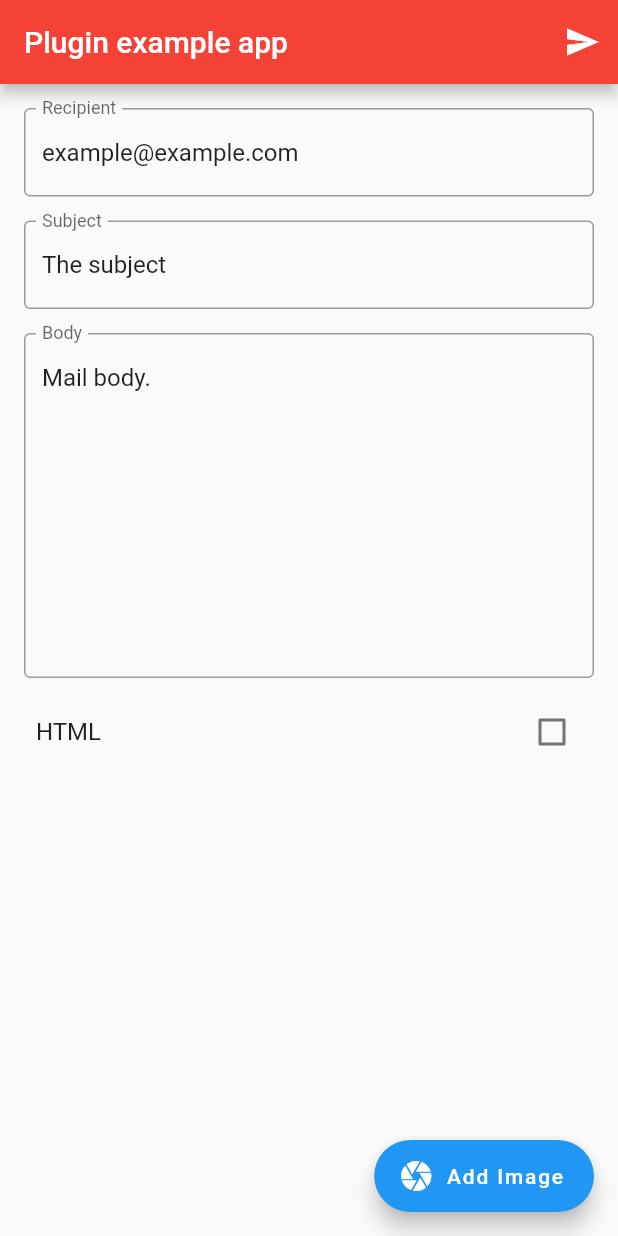
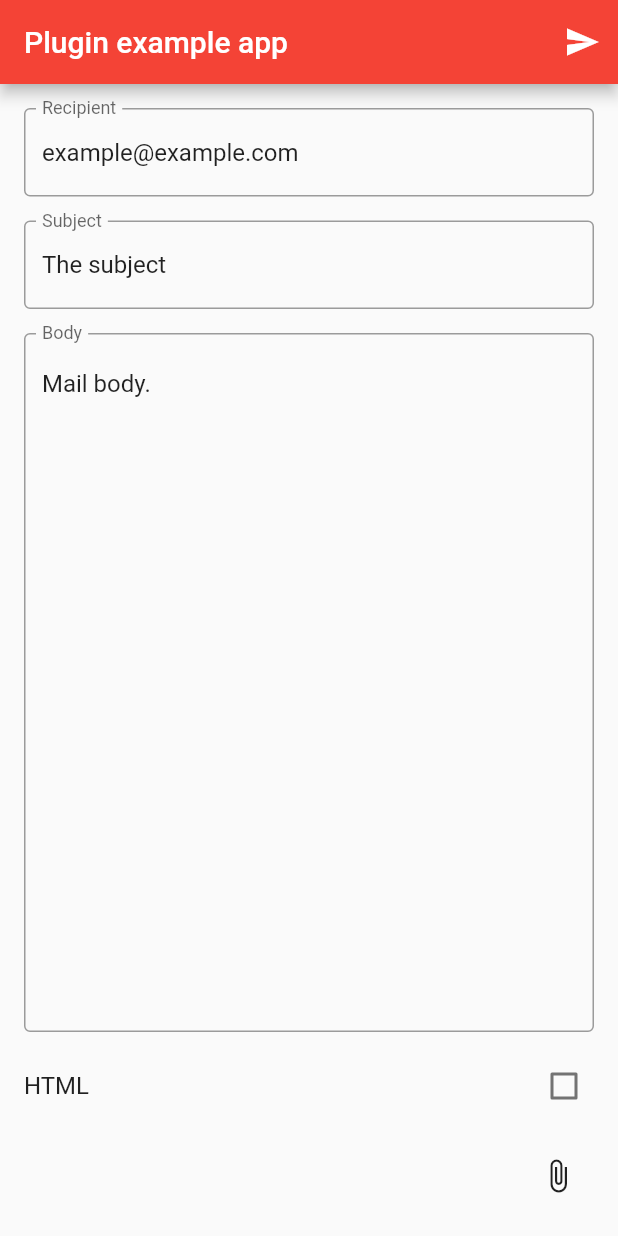
Before and after one commit to sidlatau/flutter_email_sender, a Flutter app: the screen it shows after launch, on a phone screen of 412 x 824 dp. Run offline on Flutter 3.47's test engine with Material 2 defaults, Android fonts, the phone set to English and light mode, and no system bars; our stand-ins replace image_picker.

Commit message:
Allow removing attachments in example app

```diff
--- a/example/lib/main.dart
+++ b/example/lib/main.dart
@@ -68,8 +68,7 @@ class _MyAppState extends State<MyApp> {
             )
           ],
         ),
-        body: SingleChildScrollView(
-          child: Padding(
+        body: Padding(
           padding: EdgeInsets.all(8.0),
           child: Column(
             mainAxisSize: MainAxisSize.max,
@@ -96,16 +95,21 @@ class _MyAppState extends State<MyApp> {
                   ),
                 ),
               ),
-                Padding(
+              Expanded(
+                child: Padding(
                   padding: EdgeInsets.all(8.0),
                   child: TextField(
                     controller: _bodyController,
-                    maxLines: 10,
+                    maxLines: null,
+                    expands: true,
+                    textAlignVertical: TextAlignVertical.top,
                     decoration: InputDecoration(
                         labelText: 'Body', border: OutlineInputBorder()),
                   ),
                 ),
+              ),
               CheckboxListTile(
+                contentPadding: EdgeInsets.symmetric(vertical: 0.0, horizontal: 8.0),
                 title: Text('HTML'),
                 onChanged: (bool value) {
                   setState(() {
@@ -114,20 +118,37 @@ class _MyAppState extends State<MyApp> {
                 },
                 value: isHTML,
               ),
-                ...attachments.map(
-                  (item) => Text(
-                    item,
+              Padding(
+                padding: EdgeInsets.all(8.0),
+                child: Column(
+                  children: <Widget>[
+                    for (var i = 0; i < attachments.length; i++) Row(
+                      children: <Widget>[
+                        Expanded(
+                          child: Text(
+                            attachments[i],
+                            softWrap: false,
                             overflow: TextOverflow.fade,
+                          ),
+                        ),
+                        IconButton(
+                          icon: Icon(Icons.remove_circle),
+                          onPressed: () => { _removeAttachment(i) },
+                        )
+                      ],
+                    ),
+                    Align(
+                      alignment: Alignment.centerRight,
+                      child: IconButton(
+                        icon: Icon(Icons.attach_file),
+                        onPressed: _openImagePicker,
                       ),
                     ),
                   ],
                 ),
               ),
+            ],
           ),
-        floatingActionButton: FloatingActionButton.extended(
-          icon: Icon(Icons.camera),
-          label: Text('Add Image'),
-          onPressed: _openImagePicker,
         ),
       ),
     );
@@ -135,8 +156,16 @@ class _MyAppState extends State<MyApp> {
 
   void _openImagePicker() async {
     File pick = await ImagePicker.pickImage(source: ImageSource.gallery);
+    if (pick != null) {
       setState(() {
         attachments.add(pick.path);
       });
     }
   }
+
+  void _removeAttachment(int index) {
+    setState(() {
+      attachments.removeAt(index);
+    });
+  }
+}
--- a/example/pubspec.yaml
+++ b/example/pubspec.yaml
@@ -2,6 +2,9 @@ name: flutter_email_sender_example
 description: Demonstrates how to use the flutter_email_sender plugin.
 
 version: 1.0.0
+
+environment:
+  sdk: ">=2.6.0 <3.0.0"
 
 dependencies:
   flutter:
```
Lines whose indentation alone changed are shown as unchanged.
